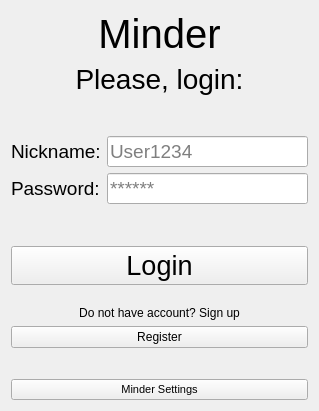
Before: the Qt Designer form client/MinderClient/authorizationwindow.ui in LDK28/Minder, drawn with Qt 5.
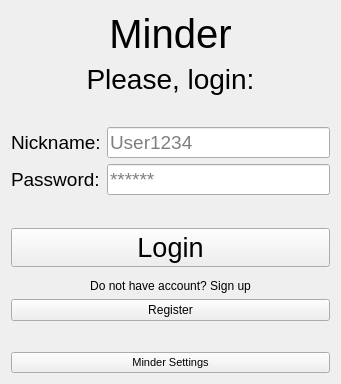
After: the same form once the commit is applied.

What changed in the file:
```diff
--- a/client/MinderClient/authorizationwindow.ui
+++ b/client/MinderClient/authorizationwindow.ui
@@ -6,8 +6,8 @@
    <rect>
     <x>0</x>
     <y>0</y>
-    <width>319</width>
-    <height>411</height>
+    <width>341</width>
+    <height>384</height>
    </rect>
   </property>
   <property name="windowTitle">
```
